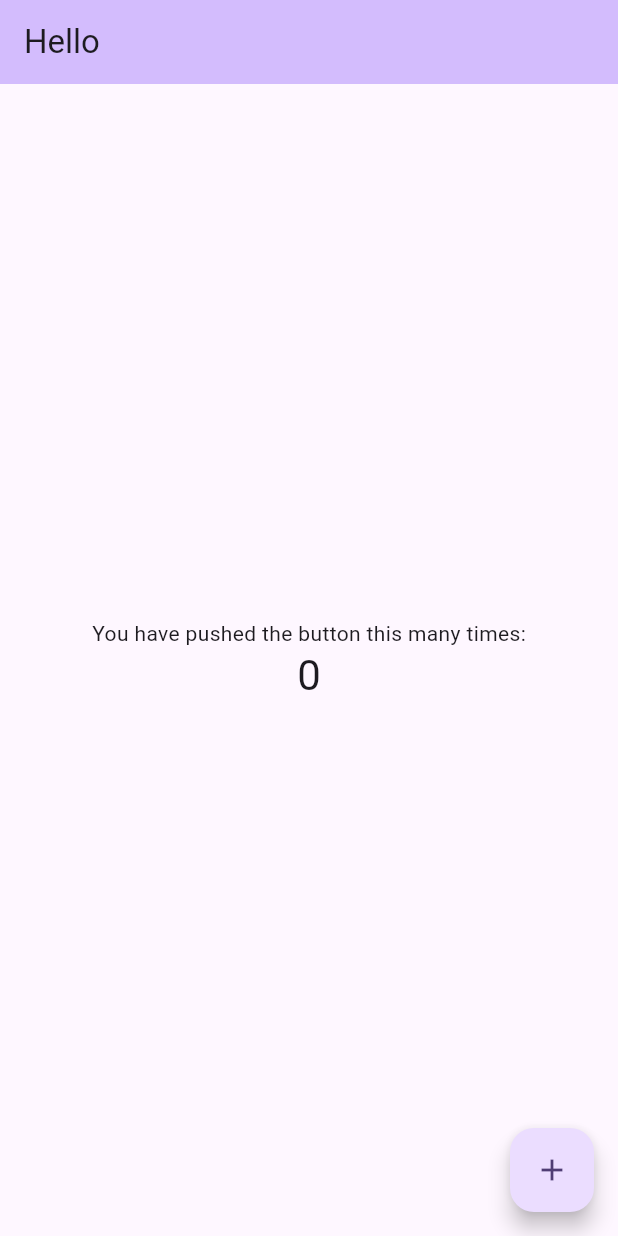
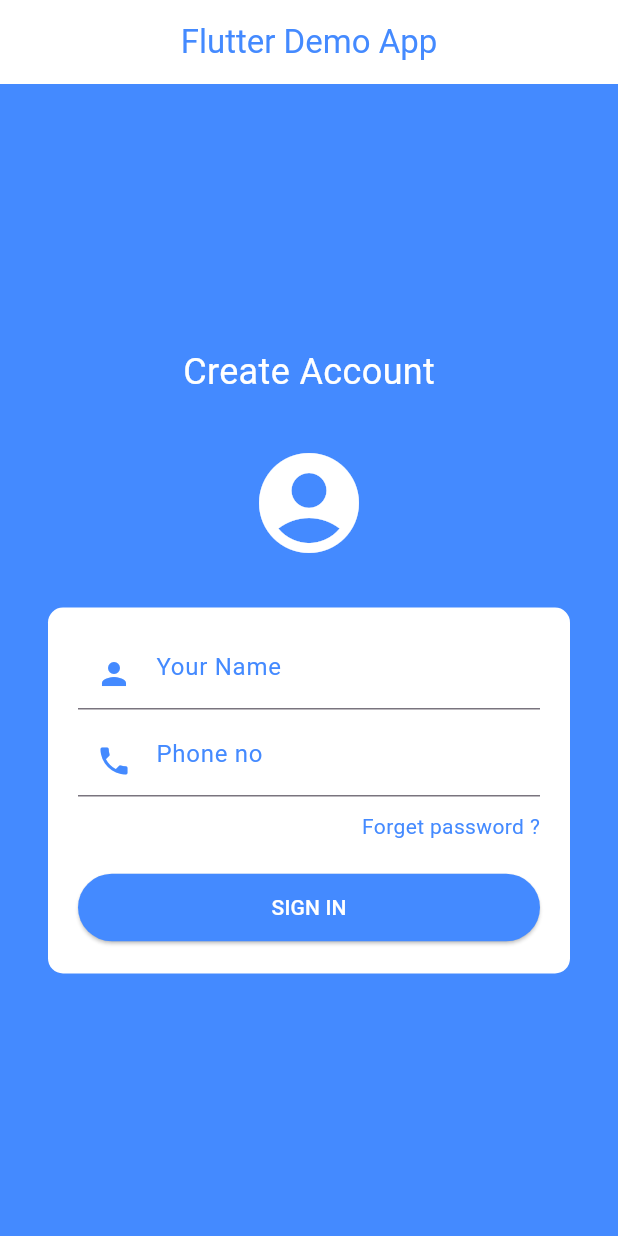
Before and after one commit to AdeelHafeez112/Flutter-Test-Github-Demo, a Flutter app: the screen it shows after launch, on a phone screen of 412 x 824 dp. Run offline on Flutter 3.47's test engine with Material 3 defaults, Android fonts, the phone set to English and light mode, and no system bars.

Commit message:
final change

```diff
--- /dev/null
+++ b/lib/Screens/my_homepage.dart
@@ -0,0 +1,84 @@
+import 'package:flutter/material.dart';
+import 'package:test_app/Screens/second_screen.dart';
+
+class MyHomePage extends StatefulWidget {
+  const MyHomePage({super.key});
+
+  @override
+  State<MyHomePage> createState() => _MyHomePageState();
+}
+
+class _MyHomePageState extends State<MyHomePage> {
+
+  @override
+  Widget build(BuildContext context) {
+
+    return Scaffold(
+      backgroundColor:Colors.blueAccent,
+      appBar: AppBar(
+        backgroundColor: Colors.white,
+        title:  const Text("Flutter Demo App",style: TextStyle(color: Colors.blueAccent),),
+        centerTitle: true,
+      ),
+      body: Center(
+        child: SingleChildScrollView(
+          padding: const EdgeInsets.symmetric(horizontal: 32),
+        child: Column(
+          mainAxisAlignment: MainAxisAlignment.center,
+          children:[
+            const Text('Create Account',style: TextStyle(color: Colors.white, fontSize: 24)),
+            const SizedBox(height: 30),
+            const Icon(Icons.account_circle, size: 80, color: Colors.white),
+            const SizedBox(height: 30),
+            Container(
+              padding: const EdgeInsets.all(20),
+              decoration: BoxDecoration(
+                color: Colors.white,
+                borderRadius: BorderRadius.circular(10),
+              ),
+              child: Column(
+                children: [
+                  TextField(
+                    decoration: InputDecoration(
+                      prefixIcon: Icon(Icons.person, color: Colors.blueAccent,),
+                      hintText: 'Your Name',
+                      hintStyle: TextStyle(color: Colors.blueAccent),
+                    ),
+                  ),
+                  const SizedBox(height: 10),
+                  TextField(
+                    keyboardType: TextInputType.phone,
+                    decoration: InputDecoration(
+                      prefixIcon: Icon(Icons.phone, color: Colors.blueAccent,),
+                      hintText: 'Phone no',
+                      hintStyle: TextStyle(color: Colors.blueAccent),
+                    ),
+                  ),
+                  const SizedBox(height: 10),
+                  Align(
+                    alignment: Alignment.centerRight,
+                    child: Text(
+                      'Forget password ?',
+                      style: TextStyle(color: Colors.blueAccent),
+                    ),
+                  ),
+                  const SizedBox(height: 20),
+                  ElevatedButton(
+                    onPressed: () {
+                      Navigator.push(context, MaterialPageRoute(builder: (context) => SecondScreen()));
+                    },
+                    style: ElevatedButton.styleFrom(
+                      backgroundColor: Colors.blueAccent,
+                      minimumSize: const Size.fromHeight(45),
+                    ),
+                    child: const Text('SIGN IN', style: TextStyle(color: Colors.white),),
+                  ),
+                ],
+              ),
+            ),
+          ]
+        ),
+      ), // This trailing comma makes auto-formatting nicer for build methods.
+      ));
+  }
+}
--- /dev/null
+++ b/lib/Screens/myapp.dart
@@ -0,0 +1,15 @@
+import 'package:flutter/material.dart';
+import 'package:test_app/Screens/my_homepage.dart';
+
+
+class MyApp extends StatelessWidget {
+  const MyApp({super.key});
+
+  // This widget is the root of your application.
+  @override
+  Widget build(BuildContext context) {
+    return MaterialApp(
+      home: const MyHomePage(),
+    );
+  }
+}
--- /dev/null
+++ b/lib/Screens/second_screen.dart
@@ -0,0 +1,48 @@
+import 'package:flutter/material.dart';
+
+class SecondScreen extends StatefulWidget {
+  const SecondScreen({super.key, });
+  @override
+  State<SecondScreen> createState() => _MyHomePageState();
+}
+
+class _MyHomePageState extends State<SecondScreen> {
+  int _counter = 0;
+
+  void _incrementCounter() {
+    setState(() {
+      _counter--;
+    });
+  }
+
+  @override
+  Widget build(BuildContext context) {
+
+    return Scaffold(
+      backgroundColor: Colors.blueAccent,
+      appBar: AppBar(
+        backgroundColor: Colors.white,
+        title:  const Text("Counter", style: TextStyle(color: Colors.blueAccent),
+        ),
+        centerTitle: true,
+      ),
+      body: Center(
+        child: Column(
+          mainAxisAlignment: MainAxisAlignment.center,
+          children: <Widget>[
+            const Text('You have pushed the button this many times:'),
+            Text(
+              '$_counter',
+              style: Theme.of(context).textTheme.headlineMedium,
+            ),
+          ],
+        ),
+      ),
+      floatingActionButton: FloatingActionButton(
+        onPressed: _incrementCounter,
+        tooltip: 'Increment',
+        child: const Icon(Icons.add),
+      ), // This trailing comma makes auto-formatting nicer for build methods.
+    );
+  }
+}
--- a/lib/main.dart
+++ b/lib/main.dart
@@ -1,68 +1,6 @@
 import 'package:flutter/material.dart';
+import 'package:test_app/Screens/myapp.dart';
 
 void main() {
   runApp(const MyApp());
 }
-
-class MyApp extends StatelessWidget {
-  const MyApp({super.key});
-
-  // This widget is the root of your application.
-  @override
-  Widget build(BuildContext context) {
-    return MaterialApp(
-      title: 'Flutter Demo',
-      theme: ThemeData(
-        colorScheme: ColorScheme.fromSeed(seedColor: Colors.deepPurple),
-      ),
-      home: const MyHomePage(title: 'Flutter Demo Home Page'),
-    );
-  }
-}
-
-class MyHomePage extends StatefulWidget {
-  const MyHomePage({super.key, required this.title});
-
-  final String title;
-
-  @override
-  State<MyHomePage> createState() => _MyHomePageState();
-}
-
-class _MyHomePageState extends State<MyHomePage> {
-  int _counter = 0;
-
-  void _incrementCounter() {
-    setState(() {
-      _counter++;
-    });
-  }
-
-  @override
-  Widget build(BuildContext context) {
-
-    return Scaffold(
-      appBar: AppBar(
-        backgroundColor: Theme.of(context).colorScheme.inversePrimary,
-        title:  const Text("Hello"),
-      ),
-      body: Center(
-        child: Column(
-          mainAxisAlignment: MainAxisAlignment.center,
-          children: <Widget>[
-            const Text('You have pushed the button this many times:'),
-            Text(
-              '$_counter',
-              style: Theme.of(context).textTheme.headlineMedium,
-            ),
-          ],
-        ),
-      ),
-      floatingActionButton: FloatingActionButton(
-        onPressed: _incrementCounter,
-        tooltip: 'Increment',
-        child: const Icon(Icons.add),
-      ), // This trailing comma makes auto-formatting nicer for build methods.
-    );
-  }
-}
```
Also changed, not shown: 1 other file.
